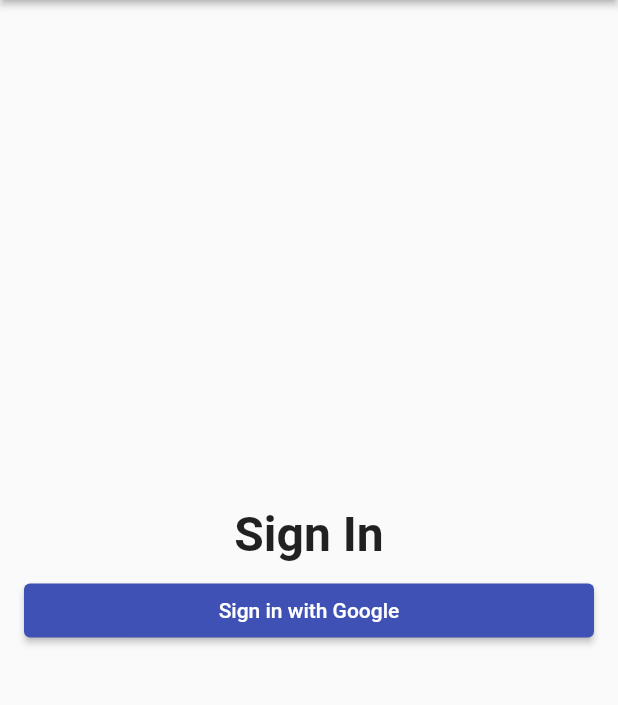
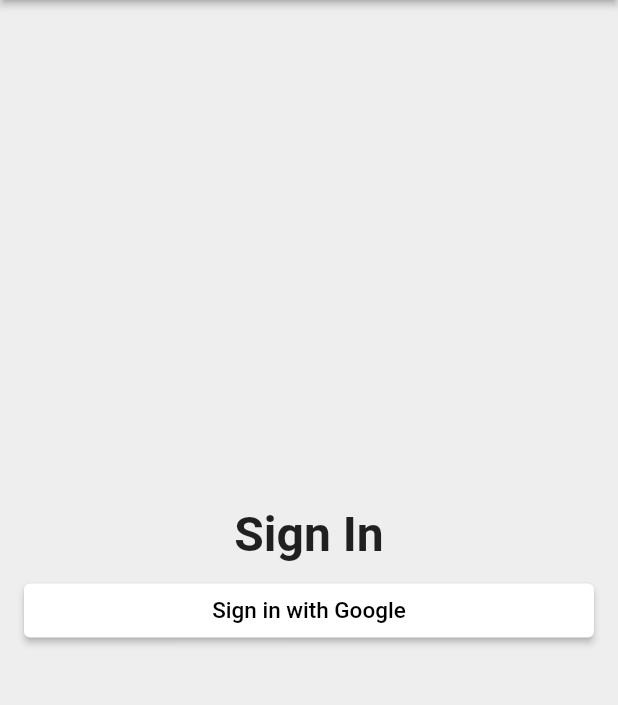
Before and after one commit to hb57786/time_tracker_flutter, a Flutter app: the screen it shows after launch, on a phone screen of 412 x 824 dp, the part 84-789 px from its top. Run offline on Flutter 3.47's test engine with Material 2 defaults, Android fonts, the phone set to English and light mode, and no system bars.

Commit message:
Formatting SignIn with Google Button and backgroundColor

```diff
--- a/lib/app/sign_in/sign_in_page.dart
+++ b/lib/app/sign_in/sign_in_page.dart
@@ -12,6 +12,7 @@ class SignInPage extends StatelessWidget {
         elevation: 2.0,
       ),
       body: _buildContent(),
+      backgroundColor: Colors.grey[200],
     );
   }
 
@@ -32,7 +33,19 @@ class SignInPage extends StatelessWidget {
           ),
           SizedBox(height: 8.0),
           ElevatedButton(
-            child: Text('Sign in with Google'),
+            child: Text(
+              'Sign in with Google',
+              style: TextStyle(fontSize: 15.0),
+            ),
+            style: ElevatedButton.styleFrom(
+              primary: Colors.white,
+              onPrimary: Colors.black,
+              shape: RoundedRectangleBorder(
+                borderRadius: BorderRadius.all(
+                  Radius.circular(4.0),
+                ),
+              ),
+            ),
             onPressed: () {
               print('button pressed');
             },
```
